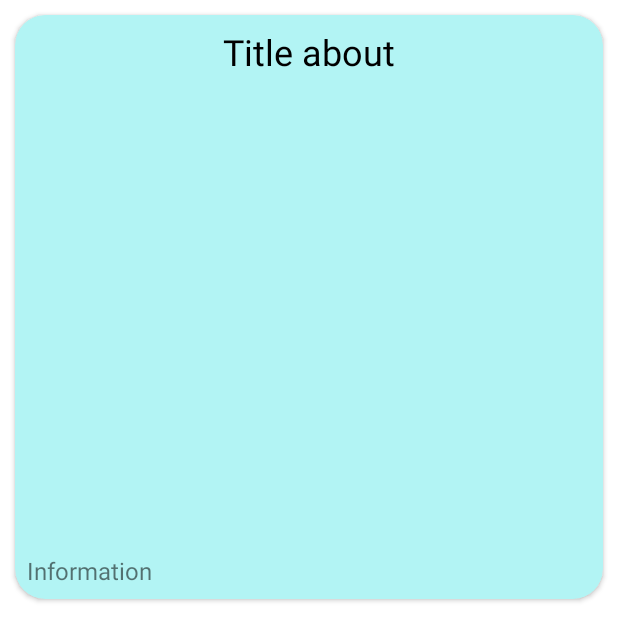
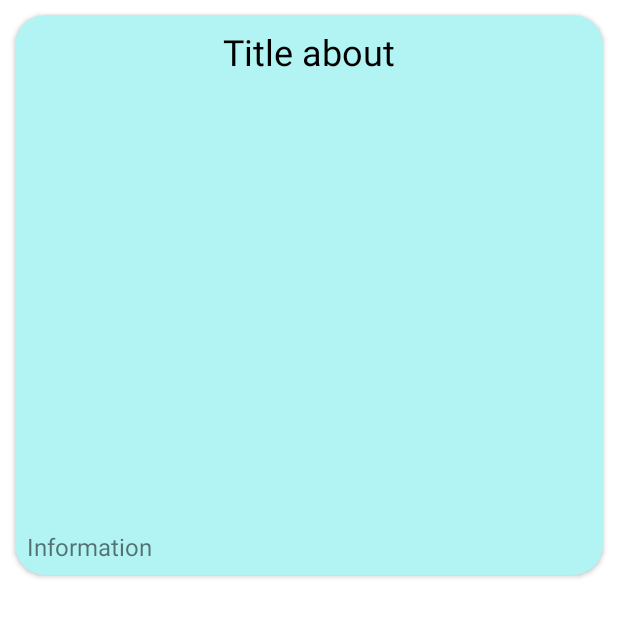
Before and after one commit to maximgadelev/AndroidRepo, an Android app: the layout item_card.xml on its own in the app's theme, with its tools: preview values and no code run, on a phone screen of 412 x 824 dp. Shown: the top 641 px of the screen. Run offline under Robolectric (Android 15) with nearby library versions, the light colour scheme and no system bars.

Commit message:
"change card"

```diff
--- a/app/src/main/res/layout/item_card.xml
+++ b/app/src/main/res/layout/item_card.xml
@@ -19,7 +19,6 @@
         android:text="Title about"
         android:textColor="@color/black"
         android:textSize="24sp"
-
         android:gravity="center_horizontal"
         app:layout_constraintBottom_toTopOf="@id/vp_image"
         app:layout_constraintEnd_toEndOf="parent"
@@ -29,12 +28,12 @@
 
         <androidx.viewpager.widget.ViewPager
             android:id="@+id/vp_image"
-
             android:layout_width="300dp"
             android:layout_height="300dp"
             app:layout_constraintEnd_toEndOf="parent"
             app:layout_constraintStart_toStartOf="parent"
-            app:layout_constraintTop_toBottomOf="@id/tv_card_title"></androidx.viewpager.widget.ViewPager>
+            app:layout_constraintTop_toBottomOf="@id/tv_card_title">
+        </androidx.viewpager.widget.ViewPager>
 
     <TextView
         android:id="@+id/tv_card_info"
@@ -43,7 +42,6 @@
         android:text="Information"
         app:layout_constraintTop_toBottomOf="@id/vp_image"
         app:layout_constraintEnd_toEndOf="parent"
-        android:layout_marginTop="16dp"
         android:textSize="16sp" />
     </androidx.constraintlayout.widget.ConstraintLayout>
 </androidx.cardview.widget.CardView>
```
